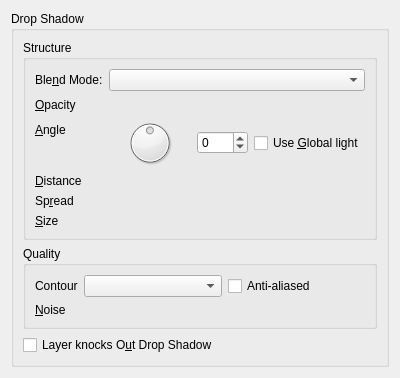
Qt form krita/ui/layerstyles/wdgdropshadow.ui (KDE/krita) before a commit.
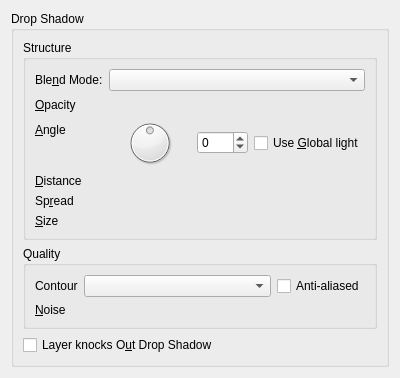
The same form after that commit. Custom widgets are drawn as their Qt base class.

Commit message:
Fix UI for Drop Shadow layer style
Now you can even use it smoothly. The only trouble, undo is not
supported yet.

```diff
--- a/krita/ui/layerstyles/wdgdropshadow.ui
+++ b/krita/ui/layerstyles/wdgdropshadow.ui
@@ -46,7 +46,14 @@
          <item row="0" column="1">
           <layout class="QHBoxLayout" name="horizontalLayout_2">
            <item>
-            <widget class="QComboBox" name="cmbContour"/>
+            <widget class="QComboBox" name="cmbContour">
+             <property name="sizePolicy">
+              <sizepolicy hsizetype="MinimumExpanding" vsizetype="Fixed">
+               <horstretch>0</horstretch>
+               <verstretch>0</verstretch>
+              </sizepolicy>
+             </property>
+            </widget>
            </item>
            <item>
             <widget class="QCheckBox" name="chkAntiAliased">
```
Left out of the diff: 58 changed lines with no effect on the pictures. The commit also changes 5 other files.
